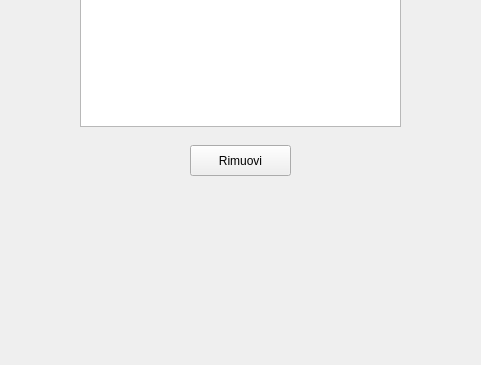
This is interfacciaGrafica/mainwindow.ui in MichBell742/IterfaceLab as Qt 5 draws it before an edit; both pictures show x 140 to 621 and y 235 to 600 of the 800 by 600 pixel window. The edited form follows.
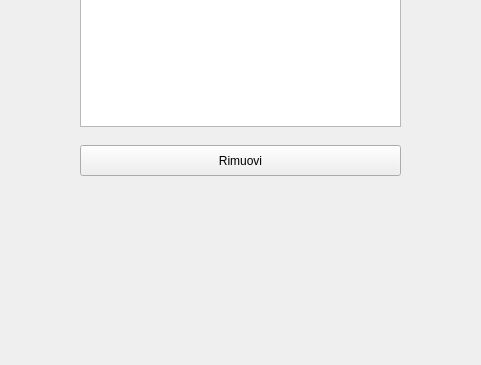
This is the edited form.

What changed in the file:
```diff
--- a/interfacciaGrafica/mainwindow.ui
+++ b/interfacciaGrafica/mainwindow.ui
@@ -17,9 +17,9 @@
    <widget class="QPushButton" name="bRimuovi">
     <property name="geometry">
      <rect>
-      <x>330</x>
+      <x>220</x>
       <y>380</y>
-      <width>101</width>
+      <width>321</width>
       <height>31</height>
      </rect>
     </property>
```
Left out of the diff: 9 changed lines with no effect on the pictures.
